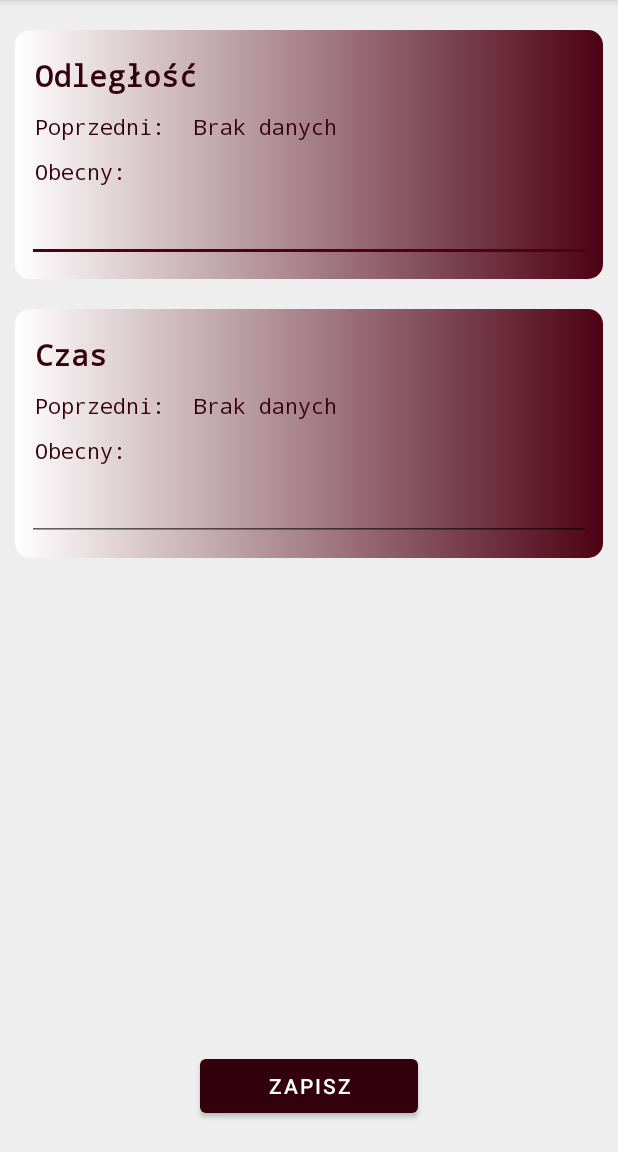
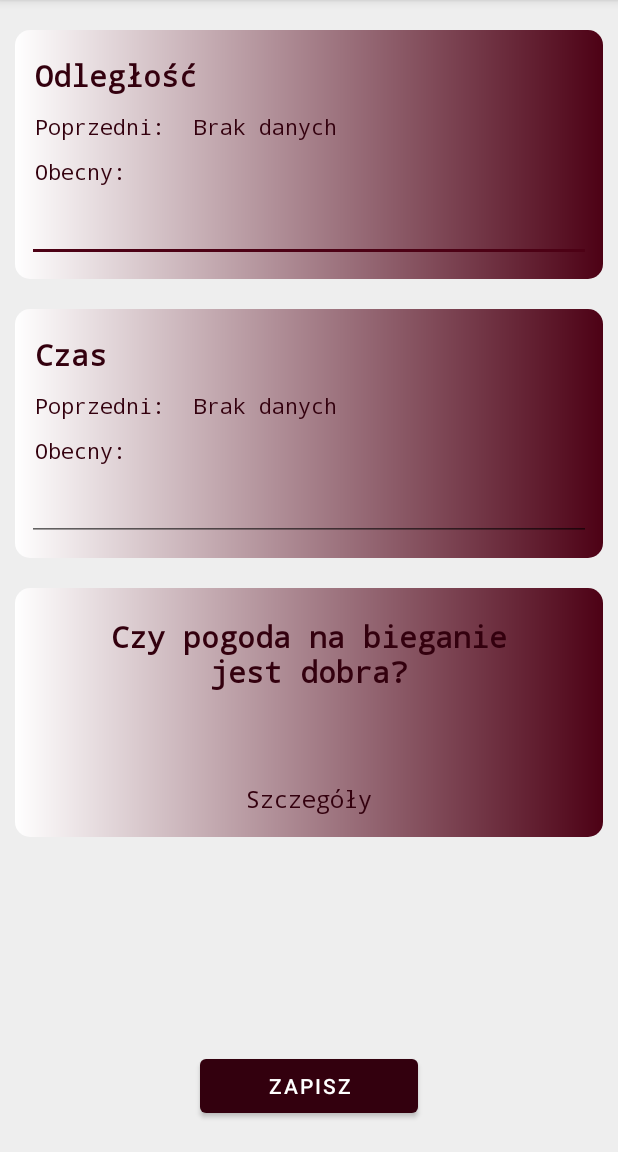
Before and after one commit to Funiek/systemy-mobilne-projekt, an Android app: the RunDataActivity screen opened directly, with no data from a screen before it, on a phone screen of 412 x 824 dp, the part 84-1236 px from its top. Run offline under Robolectric (Android 15) with nearby library versions, the phone set to English and light mode, and no system bars; our stand-ins replace Room's generated code.

Commit message:
Czy pogoda jest dobra?

```diff
--- a/app/src/main/AndroidManifest.xml
+++ b/app/src/main/AndroidManifest.xml
@@ -11,6 +11,9 @@
         android:theme="@style/Theme.TrainingApp">
         <activity
             android:name=".PrivacyPolicyActivity"
+            android:exported="false" />
+        <activity
+            android:name=".WeatherActivity"
             android:exported="false" />
         <activity
             android:name=".CreditsActivity"
--- a/app/src/main/java/com/example/trainingapp/MainActivity.java
+++ b/app/src/main/java/com/example/trainingapp/MainActivity.java
@@ -28,7 +28,8 @@ public class MainActivity extends AppCompatActivity {
         int id = item.getItemId();
         if(id == R.id.weather){
 
-
+            Intent intent = new Intent(MainActivity.this, WeatherActivity.class);
+            startActivity(intent);
 
             return true;
         }
@@ -105,4 +106,9 @@ public class MainActivity extends AppCompatActivity {
         Intent intent = new Intent(MainActivity.this, AbsDataActivity.class);
         startActivity(intent);
     }
+
+    public void weather2(View view) {
+        Intent intent = new Intent(MainActivity.this, WeatherActivity.class);
+        startActivity(intent);
+    }
 }
--- /dev/null
+++ b/app/src/main/java/com/example/trainingapp/WeatherActivity.java
@@ -0,0 +1,14 @@
+package com.example.trainingapp;
+
+import androidx.appcompat.app.AppCompatActivity;
+
+import android.os.Bundle;
+
+public class WeatherActivity extends AppCompatActivity {
+
+    @Override
+    protected void onCreate(Bundle savedInstanceState) {
+        super.onCreate(savedInstanceState);
+        setContentView(R.layout.activity_weather);
+    }
+}
--- a/app/src/main/res/layout/activity_run_data.xml
+++ b/app/src/main/res/layout/activity_run_data.xml
@@ -205,6 +205,99 @@
 
             </LinearLayout>
 
+            <LinearLayout
+                android:layout_width="fill_parent"
+                android:layout_height="wrap_content"
+                android:layout_margin="10.0dp"
+                android:layout_marginTop="15.0dp"
+                android:paddingLeft="40dp"
+                android:paddingRight="40dp"
+
+                android:background="@drawable/backgroundcrop"
+                android:orientation="vertical">
+
+
+                <LinearLayout
+                    android:layout_width="fill_parent"
+                    android:layout_height="150.0dp"
+                    android:layout_gravity="center"
+                    android:gravity="center"
+                    android:orientation="horizontal"
+                    android:layout_margin="8dp">
+
+                    <LinearLayout
+                        android:layout_width="fill_parent"
+                        android:layout_height="wrap_content"
+                        android:layout_weight="1.0"
+                        android:orientation="vertical">
+
+                        <TextView
+                            android:layout_width="wrap_content"
+                            android:layout_height="wrap_content"
+                            android:fontFamily="monospace"
+                            android:layout_margin="10dp"
+                            android:text="Czy pogoda na bieganie jest dobra?"
+                            android:textColor="@color/purple_500"
+                            android:textAlignment="center"
+                            android:textSize="20.0dp"
+                            android:textStyle="bold"/>
+
+                        <LinearLayout
+                            android:layout_width="fill_parent"
+                            android:layout_height="wrap_content"
+                            android:layout_weight="1.0"
+                            android:orientation="vertical">
+
+
+
+                            <TextView
+                                android:id="@+id/weatherData"
+                                android:layout_width="fill_parent"
+                                android:layout_height="fill_parent"
+                                android:fontFamily="monospace"
+                                android:padding="5.0dp"
+                                android:textAlignment="center"
+                                android:text=""
+                                android:textColor="@color/purple_500"
+                                android:textSize="25.0dp" />
+
+
+                        </LinearLayout>
+                        <LinearLayout
+                            android:layout_width="fill_parent"
+                            android:layout_height="wrap_content"
+                            android:layout_weight="1.0"
+                            android:orientation="vertical">
+
+
+
+                            <TextView
+                                android:onClick="weather2"
+                                android:id="@+id/weatherdetails"
+                                android:layout_width="fill_parent"
+                                android:layout_height="fill_parent"
+                                android:fontFamily="monospace"
+                                android:padding="5.0dp"
+                                android:textAlignment="center"
+                                android:text=" Szczegóły "
+                                android:textColor="@color/purple_500"
+                                android:textSize="15.0dp" />
+
+
+                        </LinearLayout>
+
+
+                    </LinearLayout>
+
+
+
+
+
+                </LinearLayout>
+
+
+            </LinearLayout>
+
         </LinearLayout>
 
 
--- /dev/null
+++ b/app/src/main/res/layout/activity_weather.xml
@@ -0,0 +1,9 @@
+<?xml version="1.0" encoding="utf-8"?>
+<androidx.constraintlayout.widget.ConstraintLayout xmlns:android="http://schemas.android.com/apk/res/android"
+    xmlns:app="http://schemas.android.com/apk/res-auto"
+    xmlns:tools="http://schemas.android.com/tools"
+    android:layout_width="match_parent"
+    android:layout_height="match_parent"
+    tools:context=".WeatherActivity">
+
+</androidx.constraintlayout.widget.ConstraintLayout>
```
Also changed, not shown: app/src/main/res/layout/activity_main.xml (+0 -11 lines).
